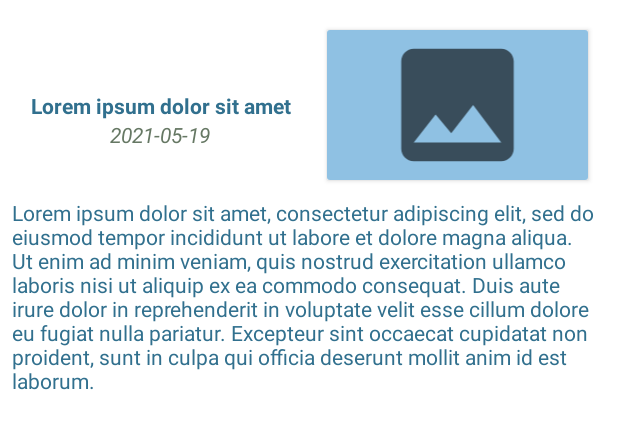
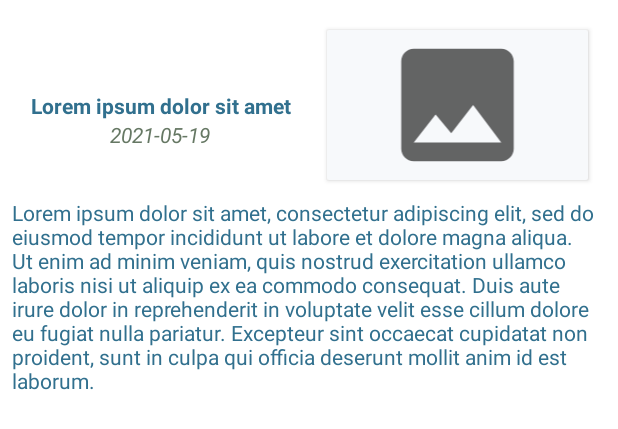
Before and after one commit to wawrze/MvpApp, an Android app: the layout item_post.xml on its own in the app's theme, with its tools: preview values and no code run, on a phone screen of 412 x 824 dp. Shown: the top 429 px of the screen. Run offline under Robolectric (Android 15) with nearby library versions, the phone set to English and light mode, and no system bars.

Commit message:
colors fix

```diff
--- a/app/src/main/res/layout/item_post.xml
+++ b/app/src/main/res/layout/item_post.xml
@@ -30,7 +30,7 @@
 
         <androidx.appcompat.widget.AppCompatImageView
             android:id="@+id/item_post_image"
-            android:background="@color/colorSecondary"
+            android:background="@color/imageBackground"
             android:layout_width="match_parent"
             android:layout_height="wrap_content"
             android:src="@drawable/image_placeholder" />
--- a/app/src/main/res/values-night/colors.xml
+++ b/app/src/main/res/values-night/colors.xml
@@ -5,4 +5,5 @@
     <color name="colorSecondary">#8FC1E3</color>
     <color name="colorSecondaryVariant">#5085A5</color>
     <color name="colorOnSecondary">#667864</color>
+    <color name="imageBackground">#6B7D6A</color>
 </resources>
--- a/app/src/main/res/values/colors.xml
+++ b/app/src/main/res/values/colors.xml
@@ -5,4 +5,5 @@
     <color name="colorSecondary">#8FC1E3</color>
     <color name="colorSecondaryVariant">#5085A5</color>
     <color name="colorOnSecondary">#F7F9FB</color>
+    <color name="imageBackground">#F7F9FB</color>
 </resources>
```
